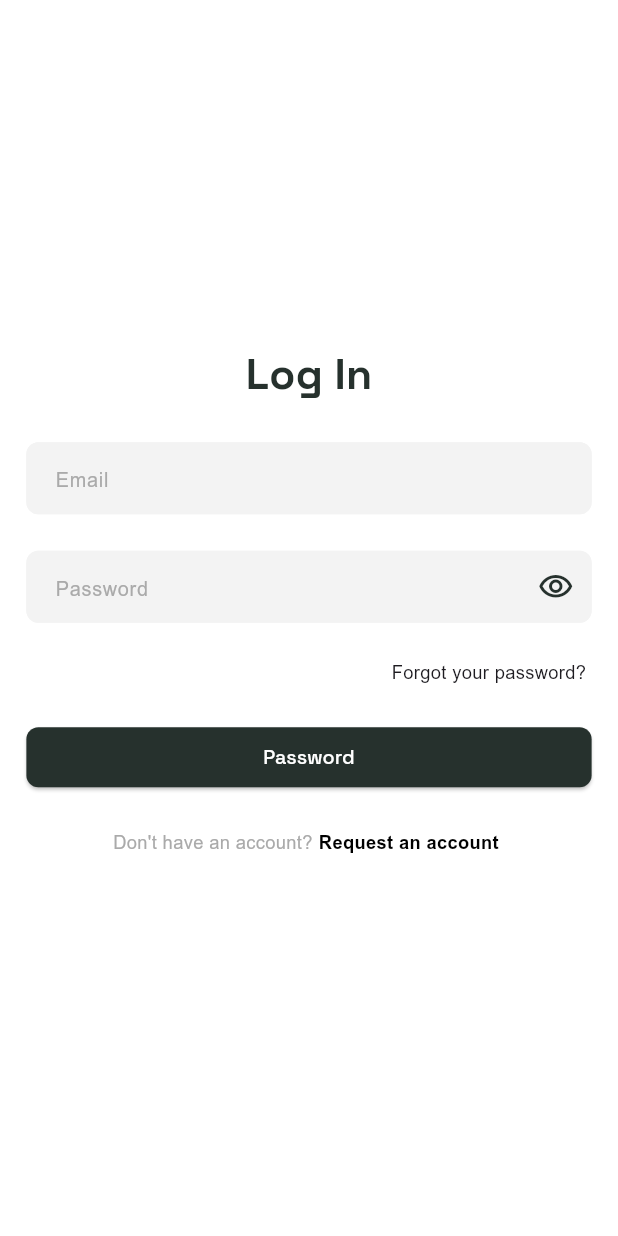
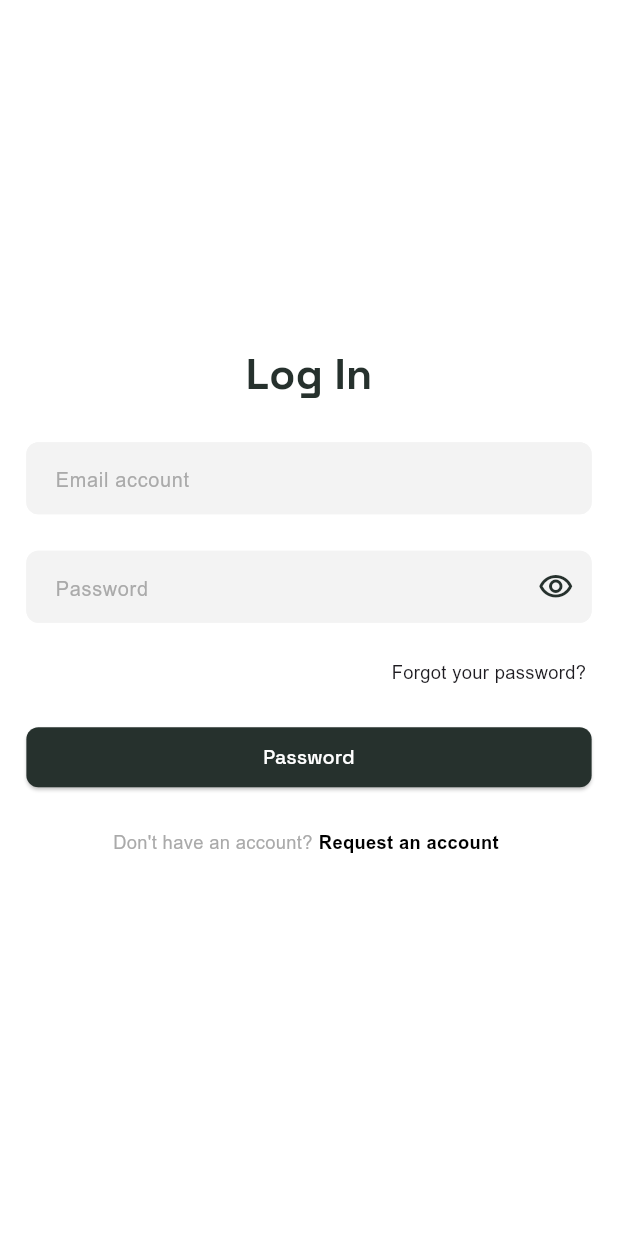
Before and after one commit to md-miyam/my_library, a Flutter app: the screen it shows after launch, on a phone screen of 412 x 824 dp. Run offline on Flutter 3.47's test engine with Material 3 defaults, Android fonts, the phone set to English and light mode, and no system bars; our stand-ins replace flutter_screenutil, get, lottie.

```diff
--- a/lib/app/modules/log_in/views/log_in_view.dart
+++ b/lib/app/modules/log_in/views/log_in_view.dart
@@ -14,9 +14,11 @@ class LogInView extends GetView<LogInController> {
   @override
   Widget build(BuildContext context) {
     return Scaffold(
-      body: Padding(
-        padding: EdgeInsets.symmetric(horizontal: 16.w),
-        child: SafeArea(
+      body: SafeArea(
+        child: Center(
+          child: SingleChildScrollView(
+            child: Padding(
+              padding: EdgeInsets.symmetric(horizontal: 16.w,vertical: 20.h),
               child: Column(
                 mainAxisAlignment: MainAxisAlignment.center,
                 crossAxisAlignment: CrossAxisAlignment.center,
@@ -25,7 +27,7 @@ class LogInView extends GetView<LogInController> {
                   Padding(
                     padding: EdgeInsets.symmetric(vertical: 24.h),
                     child: CustomTextField(
-                  hintText: "Email",
+                      hintText: "Email account",
                       keyboardType: TextInputType.emailAddress,
                     ),
                   ),
@@ -81,6 +83,8 @@ class LogInView extends GetView<LogInController> {
               ),
             ),
           ),
+        ),
+      ),
     );
   }
 }
--- a/lib/app/modules/select_institute/views/select_institute_view.dart
+++ b/lib/app/modules/select_institute/views/select_institute_view.dart
@@ -4,6 +4,7 @@ import 'package:get/get.dart';
 import 'package:my_library/app/data/app_colors.dart';
 import 'package:my_library/app/data/image_path.dart';
 import '../../../data/app_text_styles.dart';
+import '../../../routes/app_pages.dart';
 import '../controllers/select_institute_controller.dart';
 
 class SelectInstituteView extends GetView<SelectInstituteController> {
@@ -51,7 +52,7 @@ class SelectInstituteView extends GetView<SelectInstituteController> {
                       if (controller.selectedInstitute.value.isEmpty) {
                         Get.snackbar(
                           "Error",
-                          "Please select an institute",
+                          "Please select your institute",
                           colorText: Colors.red,
                         );
                       } else {
@@ -59,7 +60,7 @@ class SelectInstituteView extends GetView<SelectInstituteController> {
                           "Selected",
                           "You chose: ${controller.selectedInstitute.value}",
                         );
-                        // Navigate to next screen or perform action
+                        Get.toNamed(Routes.SIGN_UP);
                       }
                     },
                     child: const Text("Next"),
--- a/lib/app/routes/app_pages.dart
+++ b/lib/app/routes/app_pages.dart
@@ -8,6 +8,8 @@ import '../modules/log_in/bindings/log_in_binding.dart';
 import '../modules/log_in/views/log_in_view.dart';
 import '../modules/select_institute/bindings/select_institute_binding.dart';
 import '../modules/select_institute/views/select_institute_view.dart';
+import '../modules/sign_up/bindings/sign_up_binding.dart';
+import '../modules/sign_up/views/sign_up_view.dart';
 import '../modules/splash/bindings/splash_binding.dart';
 import '../modules/splash/views/splash_view.dart';
 
@@ -44,5 +46,10 @@ class AppPages {
       page: () => const SelectInstituteView(),
       binding: SelectInstituteBinding(),
     ),
+    GetPage(
+      name: _Paths.SIGN_UP,
+      page: () => const SignUpView(),
+      binding: SignUpBinding(),
+    ),
   ];
 }
--- a/lib/app/routes/app_routes.dart
+++ b/lib/app/routes/app_routes.dart
@@ -9,6 +9,7 @@ abstract class Routes {
   static const SPLASH = _Paths.SPLASH;
   static const LOG_IN = _Paths.LOG_IN;
   static const SELECT_INSTITUTE = _Paths.SELECT_INSTITUTE;
+  static const SIGN_UP = _Paths.SIGN_UP;
 }
 
 abstract class _Paths {
@@ -18,4 +19,5 @@ abstract class _Paths {
   static const SPLASH = '/splash';
   static const LOG_IN = '/log-in';
   static const SELECT_INSTITUTE = '/select-institute';
+  static const SIGN_UP = '/sign-up';
 }
```
Also changed, not shown: lib/app/modules/sign_up/bindings/sign_up_binding.dart (added, +12 -0 lines), lib/app/modules/sign_up/controllers/sign_up_controller.dart (added, +10 -0 lines), lib/app/modules/sign_up/views/sign_up_view.dart (added, +129 -0 lines). Lines whose indentation alone changed are shown as unchanged.
